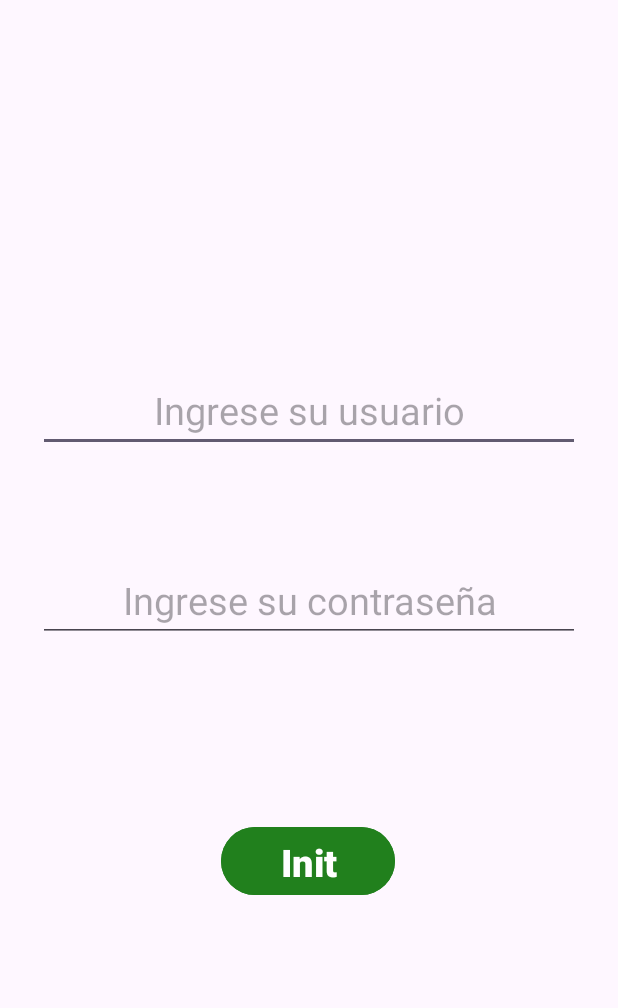
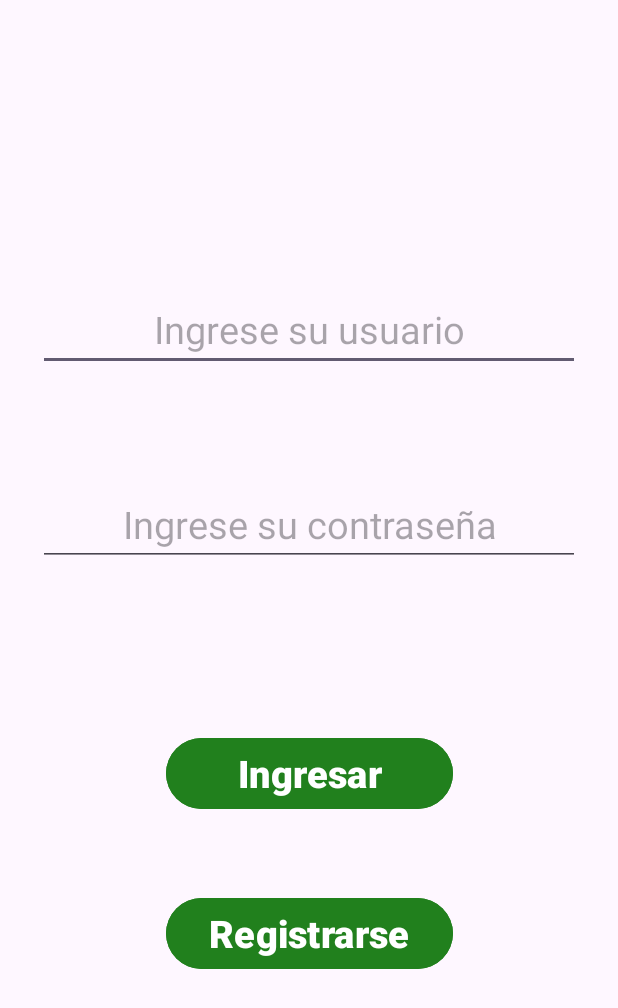
Before and after one commit to CharlsMikhail/Memocrazy, an Android app: the screen it shows after launch (MainActivity), on a phone screen of 412 x 824 dp. Shown: the top 1008 px of the screen. Run offline under Robolectric (Android 15) with nearby library versions, the phone set to English and light mode, and no system bars; our stand-ins replace Firebase (no records; nobody signed in at launch, a user with empty details on screens opened directly).

Commit message:
Se hizo la conexion con la base de datos No SQL y ya se probo la autenticaión de ususarios(LOGIN)

```diff
--- a/app/build.gradle.kts
+++ b/app/build.gradle.kts
@@ -1,6 +1,7 @@
 plugins {
     alias(libs.plugins.android.application)
     alias(libs.plugins.jetbrains.kotlin.android)
+    id("com.google.gms.google-services")
 }
 
 android {
@@ -44,6 +45,11 @@ dependencies {
     implementation(libs.androidx.constraintlayout)
     implementation(libs.androidx.navigation.fragment.ktx)
     implementation(libs.androidx.navigation.ui.ktx)
+    implementation(platform(libs.firebase.bom))
+    implementation(platform(libs.firebase.analytics))
+    implementation(libs.firebase.common.ktx)
+    implementation(libs.firebase.firestore.ktx)
+    implementation(libs.firebase.auth.ktx)
     testImplementation(libs.junit)
     androidTestImplementation(libs.androidx.junit)
     androidTestImplementation(libs.androidx.espresso.core)
--- a/app/src/main/res/layout/fragment_login.xml
+++ b/app/src/main/res/layout/fragment_login.xml
@@ -8,19 +8,32 @@
     tools:context=".LoginFragment">
 
     <Button
-        android:id="@+id/btn_init"
-        android:layout_width="116dp"
-        android:layout_height="53dp"
+        android:id="@+id/btn_login"
+        android:layout_width="191dp"
+        android:layout_height="55dp"
         android:backgroundTint="#21801D"
         android:text="@string/btn_init"
         android:textSize="25sp"
         android:textStyle="bold"
         app:layout_constraintBottom_toBottomOf="parent"
         app:layout_constraintEnd_toEndOf="parent"
-        app:layout_constraintHorizontal_bias="0.497"
         app:layout_constraintStart_toStartOf="parent"
         app:layout_constraintTop_toBottomOf="@+id/et_user_password"
-        app:layout_constraintVertical_bias="0.376" />
+        app:layout_constraintVertical_bias="0.303" />
+
+    <Button
+        android:id="@+id/btn_register"
+        android:layout_width="191dp"
+        android:layout_height="55dp"
+        android:backgroundTint="#21801D"
+        android:text="@string/btn_register"
+        android:textSize="25sp"
+        android:textStyle="bold"
+        app:layout_constraintBottom_toBottomOf="parent"
+        app:layout_constraintEnd_toEndOf="parent"
+        app:layout_constraintStart_toStartOf="parent"
+        app:layout_constraintTop_toBottomOf="@+id/et_user_password"
+        app:layout_constraintVertical_bias="0.594" />
 
     <EditText
         android:id="@+id/et_user_mail"
@@ -36,7 +49,7 @@
         app:layout_constraintHorizontal_bias="0.0"
         app:layout_constraintStart_toStartOf="parent"
         app:layout_constraintTop_toTopOf="parent"
-        app:layout_constraintVertical_bias="0.307" />
+        app:layout_constraintVertical_bias="0.232" />
 
     <EditText
         android:id="@+id/et_user_password"
@@ -52,6 +65,6 @@
         app:layout_constraintHorizontal_bias="0.0"
         app:layout_constraintStart_toStartOf="parent"
         app:layout_constraintTop_toTopOf="parent"
-        app:layout_constraintVertical_bias="0.484" />
+        app:layout_constraintVertical_bias="0.413" />
 
 </androidx.constraintlayout.widget.ConstraintLayout>
--- a/app/src/main/res/values/strings.xml
+++ b/app/src/main/res/values/strings.xml
@@ -6,7 +6,7 @@
     <string name="btn_best_score">Best Scores</string>
     <string name="btn_best_scores">Best Score</string>
     <string name="user_hint">Ingrese su usuario</string>
-    <string name="btn_init">Init</string>
+    <string name="btn_init">Ingresar</string>
     <string name="list_score">Top 10</string>
     <string name="name_player">Player 1</string>
     <string name="txt_time">Time: 1.56</string>
@@ -20,4 +20,5 @@
     <string name="password_hint">Ingrese su contraseña</string>
     <string name="email_user">charlsmikhail@gmail.com</string>
     <string name="score_user">Score: 500</string>
+    <string name="btn_register">Registrarse</string>
 </resources>
--- a/build.gradle.kts
+++ b/build.gradle.kts
@@ -2,4 +2,5 @@
 plugins {
     alias(libs.plugins.android.application) apply false
     alias(libs.plugins.jetbrains.kotlin.android) apply false
+    id("com.google.gms.google-services") version "4.4.2" apply false
 }
```
Also changed, not shown: app/src/main/java/com/example/memocrazy/LoginFragment.kt (+77 -17 lines), app/src/main/java/com/example/memocrazy/baseDeDatos/FireBaseApp.kt (added, +11 -0 lines), gradle/libs.versions.toml (+9 -0 lines), 1 other file.
